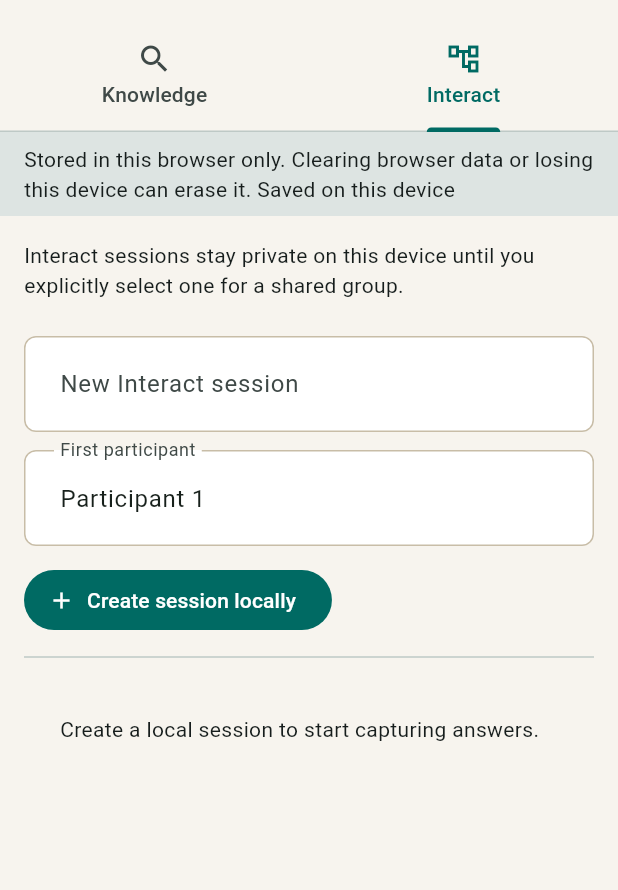
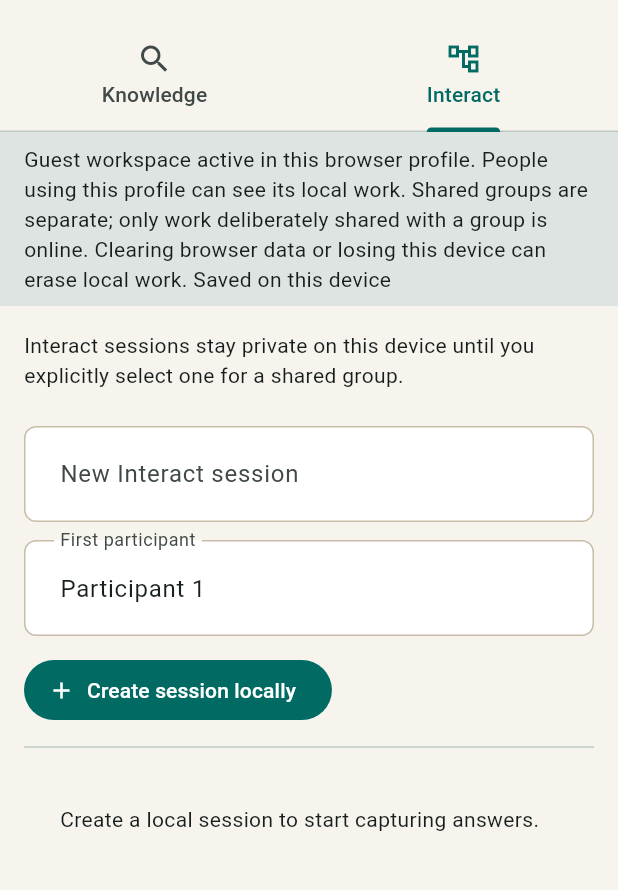
Before and after one commit to ManuelKismet/interaction-qa-flow, a Flutter app: the screen it shows after launch, tab 2 chosen, on a phone screen of 412 x 824 dp, the part 63-953 px from its top. Run offline on Flutter 3.47's test engine with Material 3 defaults, Android fonts, the phone set to English and light mode, and no system bars; our stand-ins replace cross_file, dio, firebase_auth, firebase_core, flutter_riverpod, go_router and 3 more; missing offline and left inert: dart:js_interop, firebase_app_check; accounts and stored records are empty; Roboto replaces fonts that are missing (Georgia).

Commit message:
Clarify shared browser profile and product scope
Co-authored-by: ManuelKismet <32266457+ManuelKismet@users.noreply.github.com>

```diff
--- a/apps/flutter_app/lib/features/guest/presentation/guest_workspace_page.dart
+++ b/apps/flutter_app/lib/features/guest/presentation/guest_workspace_page.dart
@@ -1036,10 +1036,10 @@ class _GuestNotice extends StatelessWidget {
     padding: const EdgeInsets.symmetric(horizontal: 16, vertical: 8),
     child: Text(
       sharedIdentityActive
-          ? 'Guest-group membership is available for this Firebase identity. Local drafts stay on this device; only work explicitly shared with a group is online. $saveStatus'
+          ? 'A guest sign-in is active in this browser profile. People using this profile share that sign-in and its local drafts. Shared groups are separate; only work deliberately shared with a group is online. $saveStatus'
           : isRegistered
-          ? 'Registered workspace. Local drafts stay in this browser; shared groups and organisation access are separate. $saveStatus'
-          : 'Stored in this browser only. Clearing browser data or losing this device can erase it. $saveStatus',
+          ? 'Registered workspace. Local drafts stay in this browser profile and may be visible to people using it. Shared groups and organisation access are separate. $saveStatus'
+          : 'Guest workspace active in this browser profile. People using this profile can see its local work. Shared groups are separate; only work deliberately shared with a group is online. Clearing browser data or losing this device can erase local work. $saveStatus',
     ),
   );
 }
```
Also changed, not shown: 3 other files.
